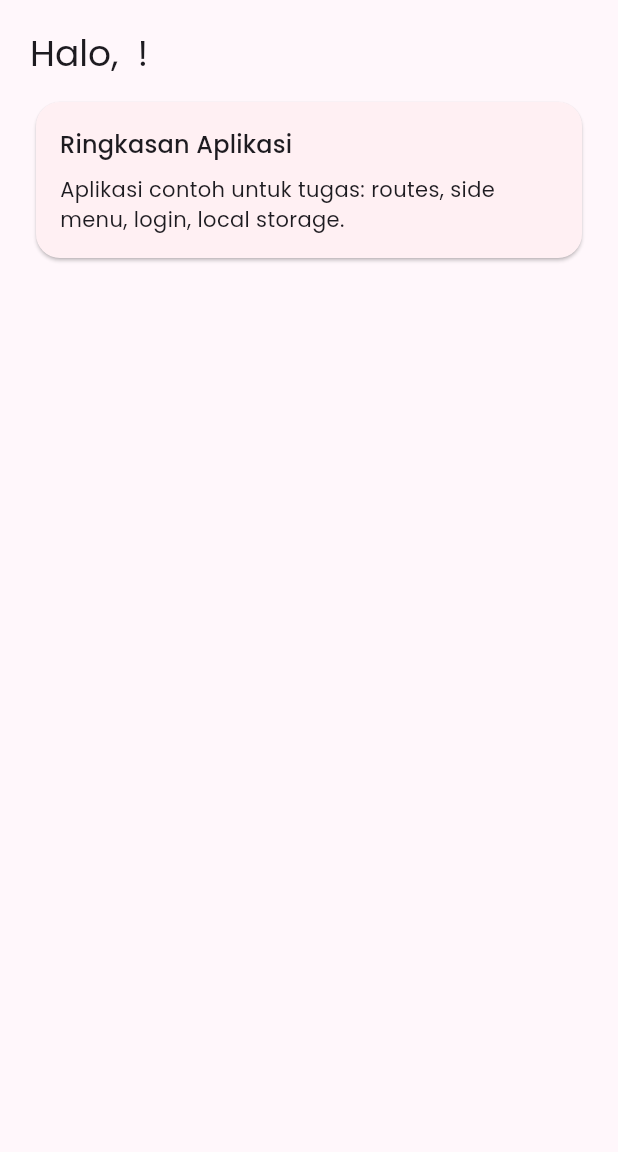
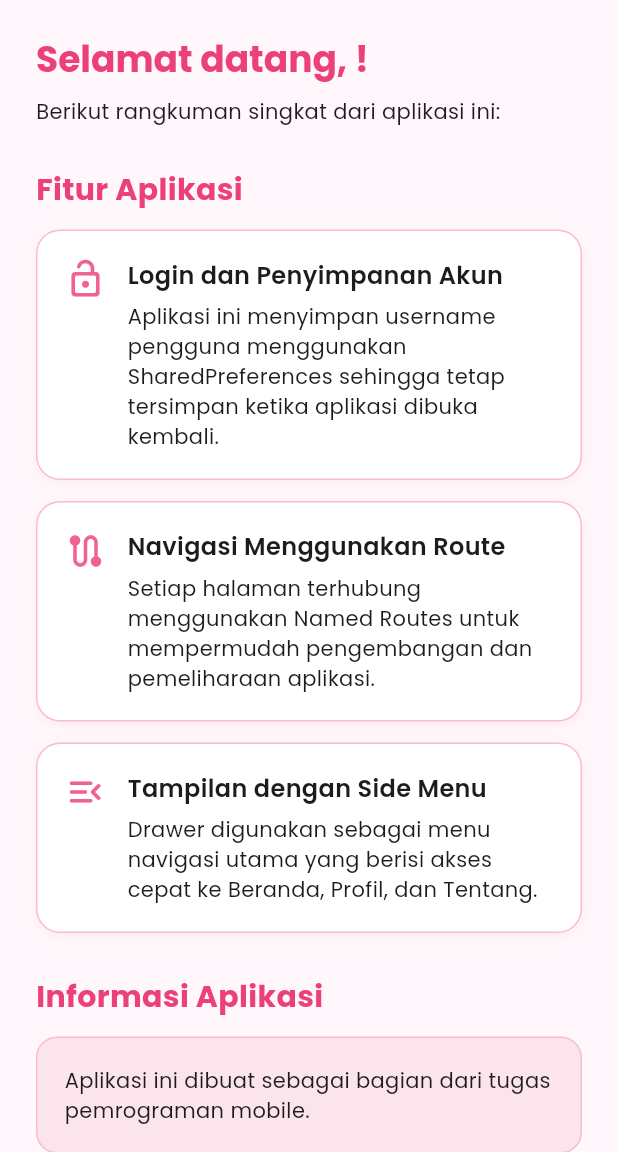
Before and after one commit to ebiina/ESSAYBINAMUKTI_H1D023114_TUGAS7_PEMOB, a Flutter app: the HomePage screen opened by its route, on a phone screen of 412 x 824 dp, the part 84-1236 px from its top. Run offline on Flutter 3.47's test engine with Material 3 defaults, Android fonts, the light colour scheme and no system bars; our stand-ins replace google_fonts, shared_preferences; accounts and stored records are empty.

Commit message:
update dikit

```diff
--- a/lib/pages/home_page.dart
+++ b/lib/pages/home_page.dart
@@ -4,6 +4,7 @@ import '../widgets/side_menu.dart';
 
 class HomePage extends StatefulWidget {
   const HomePage({super.key});
+
   @override
   State<HomePage> createState() => _HomePageState();
 }
@@ -19,35 +20,158 @@ class _HomePageState extends State<HomePage> {
 
   Future<void> _loadUsername() async {
     final prefs = await SharedPreferences.getInstance();
-    setState(() => username = prefs.getString('username') ?? 'Tamu');
+    setState(() => username = prefs.getString('username') ?? 'Pengguna');
   }
 
   @override
   Widget build(BuildContext context) {
     return Scaffold(
-      appBar: AppBar(title: Text('Beranda')),
-      drawer: SideMenu(),
-      body: Padding(
-        padding: EdgeInsets.all(20),
+      appBar: AppBar(
+        title: const Text("Beranda"),
+      ),
+      drawer: const SideMenu(),
+      body: SingleChildScrollView(
+        padding: const EdgeInsets.all(24),
         child: Column(
           crossAxisAlignment: CrossAxisAlignment.start,
           children: [
-            Text('Halo, $username !', style: Theme.of(context).textTheme.headlineSmall),
-            SizedBox(height: 12),
-            Card(
-              shape: RoundedRectangleBorder(borderRadius: BorderRadius.circular(16)),
-              child: Padding(
-                padding: EdgeInsets.all(16),
-                child: Column(crossAxisAlignment: CrossAxisAlignment.start, children: [
-                  Text('Ringkasan Aplikasi', style: Theme.of(context).textTheme.titleMedium),
-                  SizedBox(height: 8),
-                  Text('Aplikasi contoh untuk tugas: routes, side menu, login, local storage.'),
-                ]),
+            // Header
+            Text(
+              "Selamat datang, $username!",
+              style: Theme.of(context).textTheme.headlineSmall?.copyWith(
+                    fontWeight: FontWeight.w700,
+                    color: Colors.pink.shade400,
+                  ),
+            ),
+            const SizedBox(height: 8),
+            Text(
+              "Berikut rangkuman singkat dari aplikasi ini:",
+              style: Theme.of(context).textTheme.bodyMedium,
+            ),
+
+            const SizedBox(height: 28),
+
+            // Section: Ringkasan fitur
+            Text(
+              "Fitur Aplikasi",
+              style: TextStyle(
+                fontSize: 20,
+                fontWeight: FontWeight.w700,
+                color: Colors.pink.shade400,
               ),
-            )
+            ),
+            const SizedBox(height: 12),
+
+            _featureCard(
+              title: "Login dan Penyimpanan Akun",
+              description:
+                  "Aplikasi ini menyimpan username pengguna menggunakan SharedPreferences sehingga tetap tersimpan ketika aplikasi dibuka kembali.",
+              icon: Icons.lock_open_rounded,
+            ),
+            const SizedBox(height: 14),
+
+            _featureCard(
+              title: "Navigasi Menggunakan Route",
+              description:
+                  "Setiap halaman terhubung menggunakan Named Routes untuk mempermudah pengembangan dan pemeliharaan aplikasi.",
+              icon: Icons.route_rounded,
+            ),
+            const SizedBox(height: 14),
+
+            _featureCard(
+              title: "Tampilan dengan Side Menu",
+              description:
+                  "Drawer digunakan sebagai menu navigasi utama yang berisi akses cepat ke Beranda, Profil, dan Tentang.",
+              icon: Icons.menu_open_rounded,
+            ),
+
+            const SizedBox(height: 28),
+
+            // Section tambahan
+            Text(
+              "Informasi Aplikasi",
+              style: TextStyle(
+                fontSize: 20,
+                fontWeight: FontWeight.w700,
+                color: Colors.pink.shade400,
+              ),
+            ),
+            const SizedBox(height: 12),
+
+            _infoBox(
+              "Aplikasi ini dibuat sebagai bagian dari tugas pemrograman mobile.",
+            ),
+
+            const SizedBox(height: 24),
+
+            _infoBox(
+              "Struktur kode dibagi ke beberapa file seperti routes, pages, widgets, dan theme "
+              "untuk menjaga kerapian dan keterbacaan.",
+            ),
+
+            const SizedBox(height: 32),
           ],
         ),
       ),
     );
   }
+
+  // Kartu fitur
+  Widget _featureCard({
+    required String title,
+    required String description,
+    required IconData icon,
+  }) {
+    return Container(
+      padding: const EdgeInsets.all(18),
+      decoration: BoxDecoration(
+        color: Colors.white,
+        border: Border.all(color: Colors.pink.shade100),
+        borderRadius: BorderRadius.circular(16),
+        boxShadow: [
+          BoxShadow(
+            color: Colors.pink.shade100.withOpacity(0.2),
+            blurRadius: 6,
+            offset: const Offset(0, 2),
+          ),
+        ],
+      ),
+      child: Row(
+        crossAxisAlignment: CrossAxisAlignment.start,
+        children: [
+          Icon(icon, size: 28, color: Colors.pink.shade300),
+          const SizedBox(width: 14),
+          Expanded(
+            child: Column(
+              crossAxisAlignment: CrossAxisAlignment.start,
+              children: [
+                Text(title,
+                    style: const TextStyle(
+                        fontSize: 16, fontWeight: FontWeight.w600)),
+                const SizedBox(height: 6),
+                Text(description, style: const TextStyle(fontSize: 14)),
+              ],
+            ),
+          ),
+        ],
+      ),
+    );
+  }
+
+  // Box informasi tambahan
+  Widget _infoBox(String text) {
+    return Container(
+      width: double.infinity,
+      padding: const EdgeInsets.all(18),
+      decoration: BoxDecoration(
+        color: Colors.pink.shade50,
+        borderRadius: BorderRadius.circular(14),
+        border: Border.all(color: Colors.pink.shade100),
+      ),
+      child: Text(
+        text,
+        style: const TextStyle(fontSize: 14),
+      ),
+    );
+  }
 }
```
